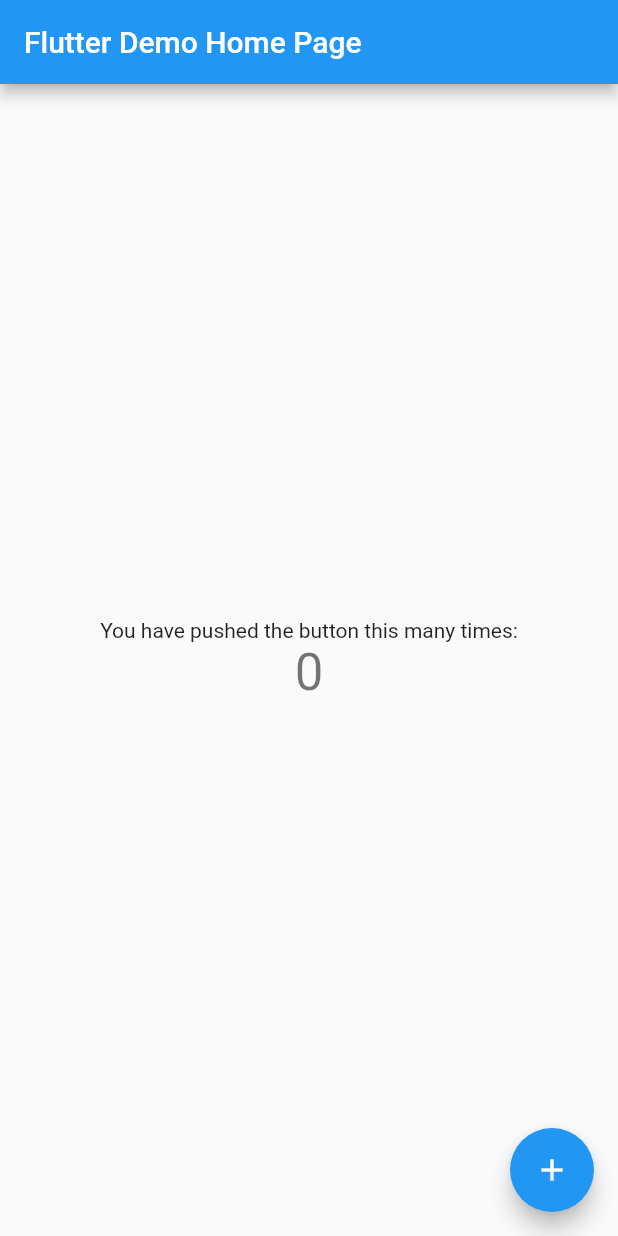
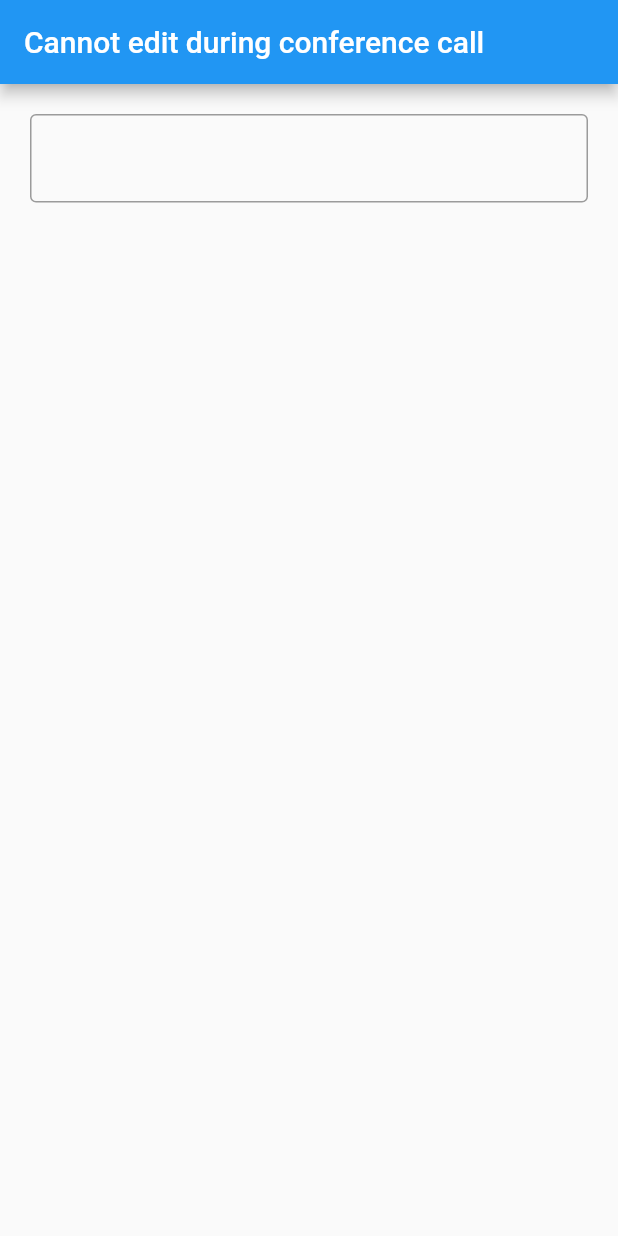
Before and after one commit to jmewes/flutter_issue_textinput, a Flutter app: the screen it shows after launch, on a phone screen of 412 x 824 dp. Run offline on Flutter 3.47's test engine with Material 2 defaults, Android fonts, the phone set to English and light mode, and no system bars.

Commit message:
Add example project

```diff
--- a/analysis_options.yaml
+++ /dev/null
@@ -1,29 +0,0 @@
-# This file configures the analyzer, which statically analyzes Dart code to
-# check for errors, warnings, and lints.
-#
-# The issues identified by the analyzer are surfaced in the UI of Dart-enabled
-# IDEs (https://dart.dev/tools#ides-and-editors). The analyzer can also be
-# invoked from the command line by running `flutter analyze`.
-
-# The following line activates a set of recommended lints for Flutter apps,
-# packages, and plugins designed to encourage good coding practices.
-include: package:flutter_lints/flutter.yaml
-
-linter:
-  # The lint rules applied to this project can be customized in the
-  # section below to disable rules from the `package:flutter_lints/flutter.yaml`
-  # included above or to enable additional rules. A list of all available lints
-  # and their documentation is published at
-  # https://dart-lang.github.io/linter/lints/index.html.
-  #
-  # Instead of disabling a lint rule for the entire project in the
-  # section below, it can also be suppressed for a single line of code
-  # or a specific dart file by using the `// ignore: name_of_lint` and
-  # `// ignore_for_file: name_of_lint` syntax on the line or in the file
-  # producing the lint.
-  rules:
-    # avoid_print: false  # Uncomment to disable the `avoid_print` rule
-    # prefer_single_quotes: true  # Uncomment to enable the `prefer_single_quotes` rule
-
-# Additional information about this file can be found at
-# https://dart.dev/guides/language/analysis-options
--- a/lib/main.dart
+++ b/lib/main.dart
@@ -7,109 +7,32 @@
 class MyApp extends StatelessWidget {
   const MyApp({Key? key}) : super(key: key);
 
-  // This widget is the root of your application.
   @override
   Widget build(BuildContext context) {
-    return MaterialApp(
-      title: 'Flutter Demo',
-      theme: ThemeData(
-        // This is the theme of your application.
-        //
-        // Try running your application with "flutter run". You'll see the
-        // application has a blue toolbar. Then, without quitting the app, try
-        // changing the primarySwatch below to Colors.green and then invoke
-        // "hot reload" (press "r" in the console where you ran "flutter run",
-        // or simply save your changes to "hot reload" in a Flutter IDE).
-        // Notice that the counter didn't reset back to zero; the application
-        // is not restarted.
-        primarySwatch: Colors.blue,
-      ),
-      home: const MyHomePage(title: 'Flutter Demo Home Page'),
+    return const MaterialApp(
+      title: 'Text Editing Problem',
+      home: MyHomePage(),
     );
   }
 }
 
-class MyHomePage extends StatefulWidget {
-  const MyHomePage({Key? key, required this.title}) : super(key: key);
-
-  // This widget is the home page of your application. It is stateful, meaning
-  // that it has a State object (defined below) that contains fields that affect
-  // how it looks.
-
-  // This class is the configuration for the state. It holds the values (in this
-  // case the title) provided by the parent (in this case the App widget) and
-  // used by the build method of the State. Fields in a Widget subclass are
-  // always marked "final".
-
-  final String title;
-
-  @override
-  State<MyHomePage> createState() => _MyHomePageState();
-}
-
-class _MyHomePageState extends State<MyHomePage> {
-  int _counter = 0;
-
-  void _incrementCounter() {
-    setState(() {
-      // This call to setState tells the Flutter framework that something has
-      // changed in this State, which causes it to rerun the build method below
-      // so that the display can reflect the updated values. If we changed
-      // _counter without calling setState(), then the build method would not be
-      // called again, and so nothing would appear to happen.
-      _counter++;
-    });
-  }
+class MyHomePage extends StatelessWidget {
+  const MyHomePage({Key? key}) : super(key: key);
 
   @override
   Widget build(BuildContext context) {
-    // This method is rerun every time setState is called, for instance as done
-    // by the _incrementCounter method above.
-    //
-    // The Flutter framework has been optimized to make rerunning build methods
-    // fast, so that you can just rebuild anything that needs updating rather
-    // than having to individually change instances of widgets.
     return Scaffold(
       appBar: AppBar(
-        // Here we take the value from the MyHomePage object that was created by
-        // the App.build method, and use it to set our appbar title.
-        title: Text(widget.title),
+        title: Text('Cannot edit during conference call'),
       ),
-      body: Center(
-        // Center is a layout widget. It takes a single child and positions it
-        // in the middle of the parent.
-        child: Column(
-          // Column is also a layout widget. It takes a list of children and
-          // arranges them vertically. By default, it sizes itself to fit its
-          // children horizontally, and tries to be as tall as its parent.
-          //
-          // Invoke "debug painting" (press "p" in the console, choose the
-          // "Toggle Debug Paint" action from the Flutter Inspector in Android
-          // Studio, or the "Toggle Debug Paint" command in Visual Studio Code)
-          // to see the wireframe for each widget.
-          //
-          // Column has various properties to control how it sizes itself and
-          // how it positions its children. Here we use mainAxisAlignment to
-          // center the children vertically; the main axis here is the vertical
-          // axis because Columns are vertical (the cross axis would be
-          // horizontal).
-          mainAxisAlignment: MainAxisAlignment.center,
-          children: <Widget>[
-            const Text(
-              'You have pushed the button this many times:',
-            ),
-            Text(
-              '$_counter',
-              style: Theme.of(context).textTheme.headline4,
-            ),
-          ],
+      body: Padding(
+        padding: const EdgeInsets.all(20.0),
+        child: TextField(
+          decoration: InputDecoration(
+            border: OutlineInputBorder(),
+          ),
         ),
       ),
-      floatingActionButton: FloatingActionButton(
-        onPressed: _incrementCounter,
-        tooltip: 'Increment',
-        child: const Icon(Icons.add),
-      ), // This trailing comma makes auto-formatting nicer for build methods.
     );
   }
 }
```
Also changed, not shown: pubspec.yaml (+0 -69 lines).
